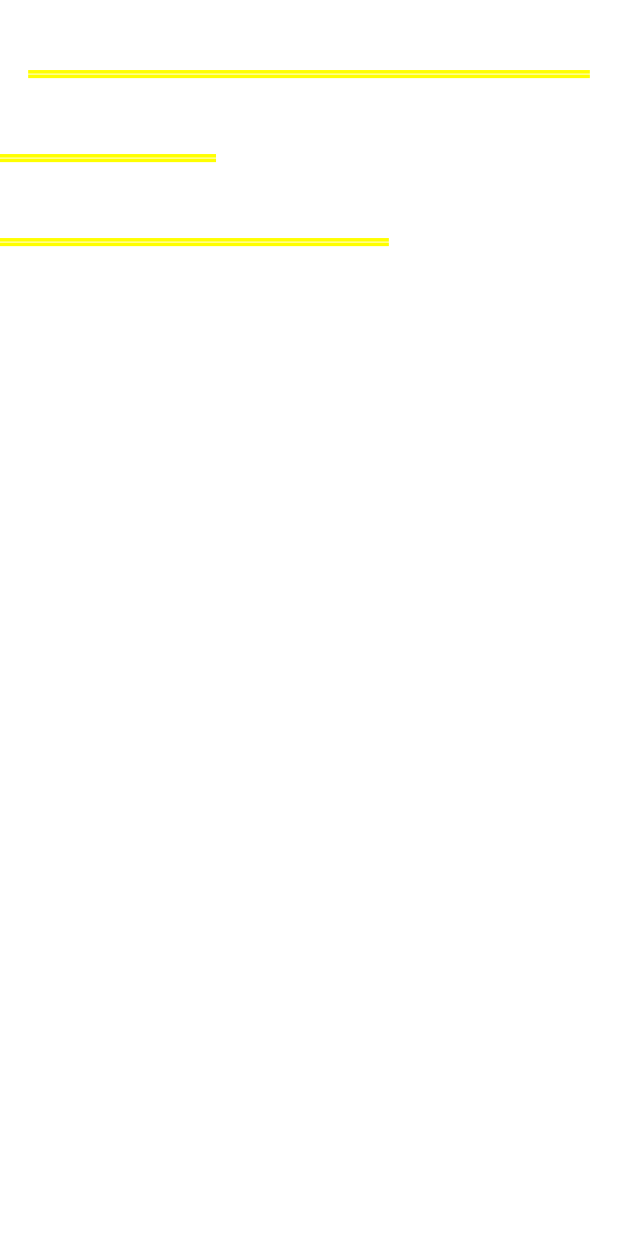
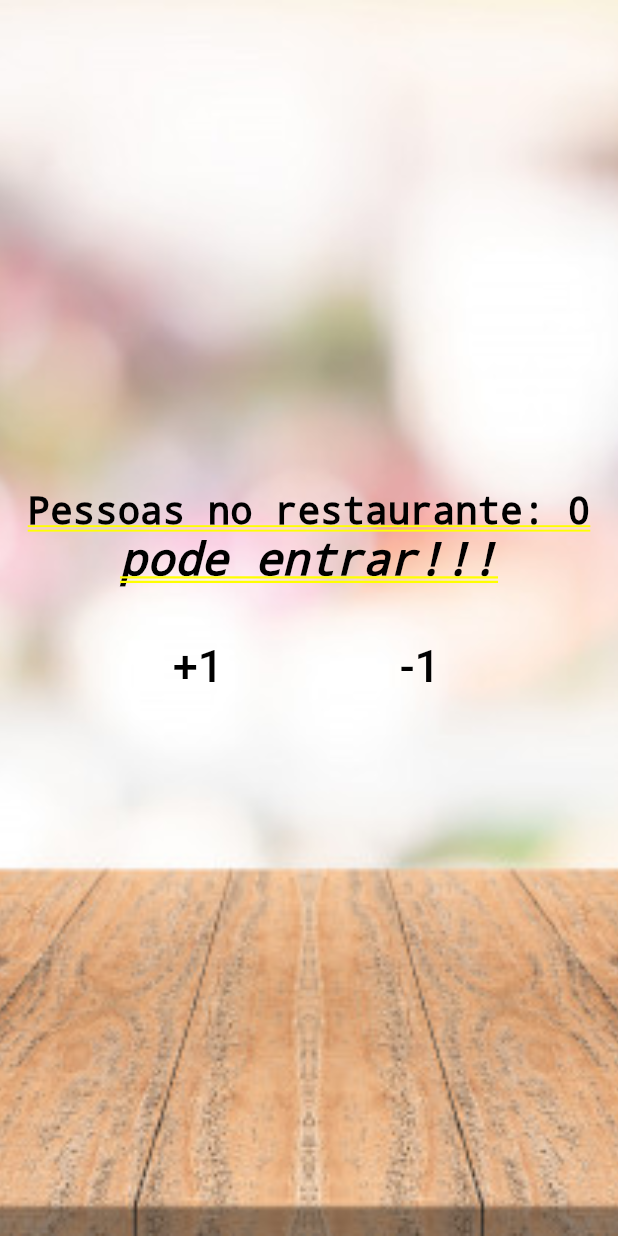
Before and after one commit to rafaelklock/Flutter_app_contador_de_pessoas, a Flutter app: the screen it shows after launch, on a phone screen of 412 x 824 dp. Run offline on Flutter 3.47's test engine with Material 2 defaults, Android fonts, the phone set to English and light mode, and no system bars.

Commit message:
first commit

```diff
--- a/lib/main.dart
+++ b/lib/main.dart
@@ -1,16 +1,100 @@
+import 'package:flutter/cupertino.dart';
 import 'package:flutter/material.dart';
 
 void main() {
-  runApp(MaterialApp(
-      title: "Contador de Pessoas",
-      home: Column(
-        children: <Widget>[
-          Text("Pessoas: 0000",
-              style:
-                  TextStyle(color: Colors.white, fontWeight: FontWeight.bold)),
-          Text("Poode entrar...",
-              style:
-                  TextStyle(color: Colors.white, fontWeight: FontWeight.bold))
-        ],
-      )));
+  runApp(MaterialApp(title: "Contador de Pessoas", home: Home()));
 }
+
+class Home extends StatefulWidget {
+  @override
+  _HomeState createState() => _HomeState();
+}
+
+class _HomeState extends State<Home> {
+  int _people = 0;
+
+
+  String _infoText = "pode entrar!!!";
+
+  void _changePeople(int delta) {
+    setState(() {
+      _people += delta;
+      if(_people <= -5) {
+        _infoText = 'StrangerThings?';
+      } else if (_people < 0) {
+        _infoText = 'Mundo invertido!?';
+      } else if (_people <= 5){
+        _infoText = 'Pode entrar';
+      } else if (_people <= 10) {
+        _infoText = 'Lotado!';
+      } else if (_people <= 16){
+        _infoText = 'Lotado!!!!!';
+      } else if (_people <= 18) {
+        _infoText = 'Já disse que ta Lotado!!';
+      } else if (_people <= 25){
+        _infoText = 'Vou chamar a polícia!';
+      } else if (_people <= 34) {
+        _infoText = 'FDP!!!';
+      } else {
+        _infoText = 'Vai ti embora!!';
+      }
+
+    });
+  }
+
+
+
+  @override
+  Widget build(BuildContext context) {
+    return Stack(
+      children: <Widget>[
+        Image.asset(
+          "images/restaurante.jpg",
+          fit: BoxFit.cover,
+          height: 1000.0,
+        ),
+        Column(
+          mainAxisAlignment: MainAxisAlignment.center,
+          children: <Widget>[
+            Text("Pessoas no restaurante: $_people",
+                style: TextStyle(
+                    color: Colors.black, fontWeight: FontWeight.bold, fontSize: 25)),
+            Text("$_infoText",
+                style: TextStyle(
+                    color: Colors.black,
+                    fontStyle: FontStyle.italic,
+                    fontSize: 30)),
+            Row(
+              mainAxisAlignment: MainAxisAlignment.center,
+              children: <Widget>[
+                Padding(
+                  padding: EdgeInsets.all(30.0),
+                  child: FlatButton(
+                    child: Text("+1",
+                        style: TextStyle(color: Colors.black, fontSize: 30)),
+                    onPressed: () {
+                      _changePeople(1);
+                      debugPrint("+1");
+                    },
+                  ),
+                ),
+                Padding(
+                  padding: EdgeInsets.all(30.0),
+                  child: FlatButton(
+                    child: Text("-1",
+                        style: TextStyle(color: Colors.black, fontSize: 30)),
+                    onPressed: () {
+                      _changePeople(-1);
+                      debugPrint("-1");
+                    },
+                  ),
+                ),
+              ],
+            ),
+
+          ],
+        )
+      ],
+    );
+  }
+}
--- a/pubspec.yaml
+++ b/pubspec.yaml
@@ -44,6 +44,8 @@ flutter:
   # assets:
   #  - images/a_dot_burr.jpeg
   #  - images/a_dot_ham.jpeg
+  assets:
+    - images/restaurante.jpg
 
   # An image asset can refer to one or more resolution-specific "variants", see
   # https://flutter.dev/assets-and-images/#resolution-aware.
@@ -62,6 +64,7 @@ flutter:
   #       - asset: fonts/Schyler-Regular.ttf
   #       - asset: fonts/Schyler-Italic.ttf
   #         style: italic
+
   #   - family: Trajan Pro
   #     fonts:
   #       - asset: fonts/TrajanPro.ttf
```
Also changed, not shown: images/restaurante.jpg (added).
